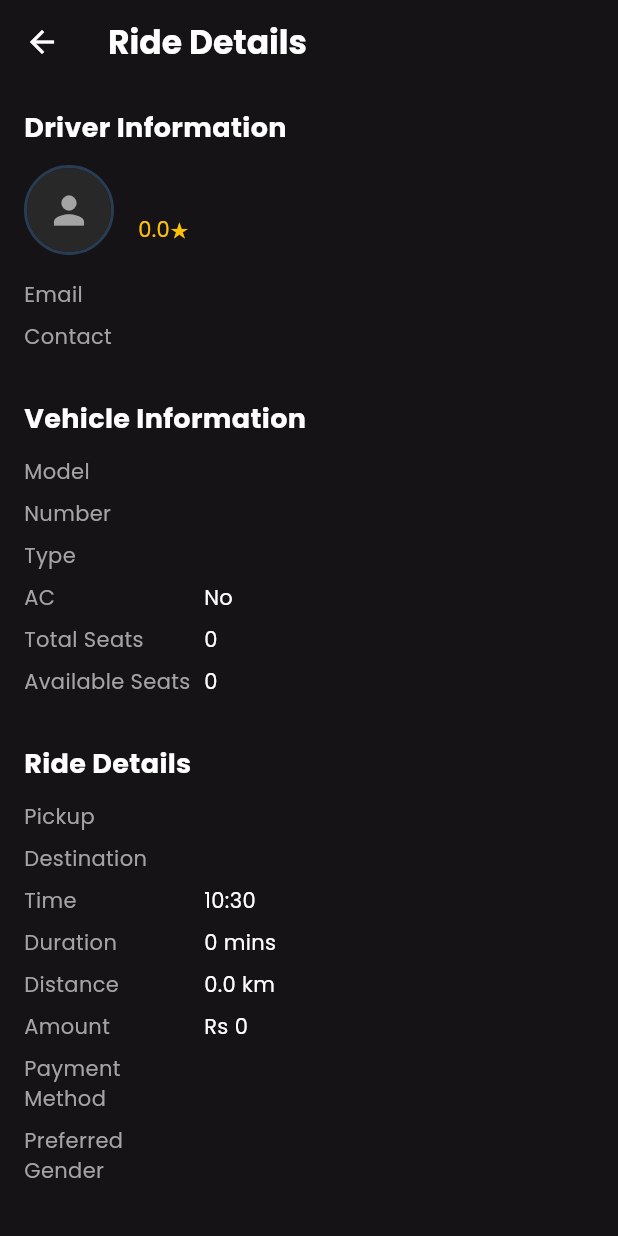
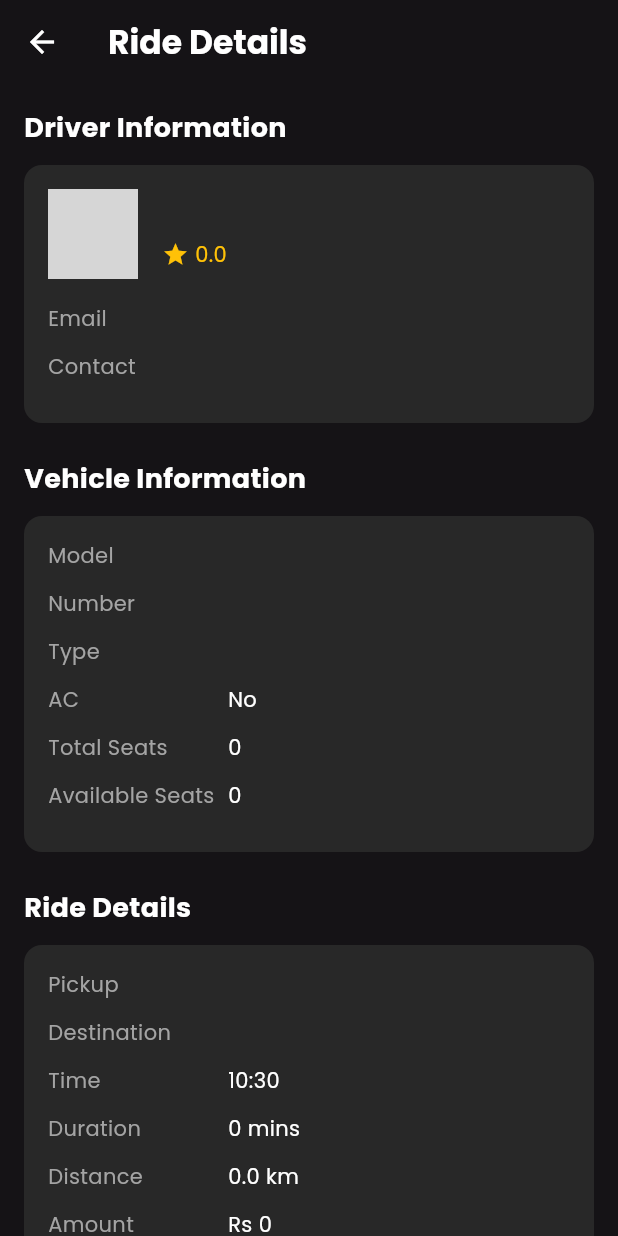
Before and after one commit to AbdulAhadUsman/fastpool-fe, a Flutter app: the RideDetailsPage screen opened directly with empty values, on a phone screen of 412 x 824 dp. Run offline on Flutter 3.47's test engine with Material 3 defaults, Android fonts, the phone set to English and light mode, and no system bars; our stand-ins replace flutter_dotenv, flutter_svg, hive; accounts and stored records are empty; network calls fail; project files that could hold a hidden picture were left out; grey boxes are pictures that could not be loaded.

Commit message:
update styling of rideDetails page

```diff
--- a/lib/pages/ride_details.dart
+++ b/lib/pages/ride_details.dart
@@ -24,7 +24,15 @@ class RideDetailsPage extends StatelessWidget {
           ),
         ),
         const SizedBox(height: 12),
-        content,
+        Container(
+          width: double.infinity,
+          decoration: BoxDecoration(
+            color: const Color(0xFF282828),
+            borderRadius: BorderRadius.circular(12),
+          ),
+          padding: const EdgeInsets.all(16),
+          child: content,
+        ),
         const SizedBox(height: 24),
       ],
     );
@@ -32,7 +40,7 @@ class RideDetailsPage extends StatelessWidget {
 
   Widget _buildInfoRow(String label, String value) {
     return Padding(
-      padding: const EdgeInsets.only(bottom: 8.0),
+      padding: const EdgeInsets.only(bottom: 12.0),
       child: Row(
         crossAxisAlignment: CrossAxisAlignment.start,
         children: [
@@ -68,38 +76,9 @@ class RideDetailsPage extends StatelessWidget {
       height: 60,
       decoration: BoxDecoration(
         shape: BoxShape.circle,
-        border: Border.all(
-          color: AppColors.primaryBlue.withOpacity(0.3),
-          width: 2,
-        ),
-      ),
-      child: ClipOval(
-        child: Image.network(
-          imageUrl,
+        image: DecorationImage(
+          image: NetworkImage(imageUrl),
           fit: BoxFit.cover,
-          loadingBuilder: (context, child, loadingProgress) {
-            if (loadingProgress == null) return child;
-            return Center(
-              child: CircularProgressIndicator(
-                value: loadingProgress.expectedTotalBytes != null
-                    ? loadingProgress.cumulativeBytesLoaded /
-                        loadingProgress.expectedTotalBytes!
-                    : null,
-                color: AppColors.primaryBlue,
-                strokeWidth: 2,
-              ),
-            );
-          },
-          errorBuilder: (context, error, stackTrace) {
-            return Container(
-              color: const Color(0xFF282828),
-              child: const Icon(
-                Icons.person,
-                color: Color(0xFFA4A4A4),
-                size: 30,
-              ),
-            );
-          },
         ),
       ),
     );
@@ -153,13 +132,23 @@ class RideDetailsPage extends StatelessWidget {
                               ),
                             ),
                             const SizedBox(height: 4),
+                            Row(
+                              children: [
+                                const Icon(
+                                  Icons.star,
+                                  color: Colors.amber,
+                                  size: 18,
+                                ),
+                                const SizedBox(width: 4),
                                 Text(
-                              '${ride.driver.rating}★',
+                                  ride.driver.rating.toString(),
                                   style: const TextStyle(
                                     color: Colors.amber,
                                     fontFamily: 'Poppins',
                                     fontSize: 14,
                                   ),
+                                ),
+                              ],
                             ),
                           ],
                         ),
```
Lines whose indentation alone changed are shown as unchanged.
